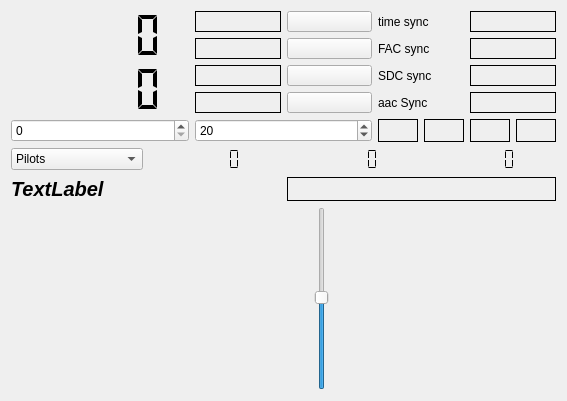
JvanKatwijk/drm-receiver, file the-decoder/drmdecoder.ui: the form before one commit.
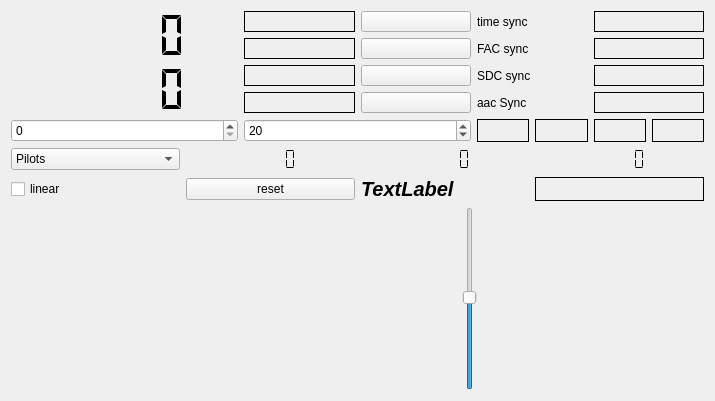
The form after the commit. Custom widgets are drawn as their Qt base class.

Diff of the .ui file:
```diff
--- a/the-decoder/drmdecoder.ui
+++ b/the-decoder/drmdecoder.ui
@@ -6,7 +6,7 @@
    <rect>
     <x>0</x>
     <y>0</y>
-    <width>567</width>
+    <width>715</width>
     <height>401</height>
    </rect>
   </property>
@@ -361,6 +361,20 @@
    </item>
    <item>
     <layout class="QHBoxLayout" name="horizontalLayout_2">
+     <item>
+      <widget class="QCheckBox" name="eqSelector">
+       <property name="text">
+        <string>linear</string>
+       </property>
+      </widget>
+     </item>
+     <item>
+      <widget class="QPushButton" name="resetButton">
+       <property name="text">
+        <string>reset</string>
+       </property>
+      </widget>
+     </item>
      <item>
       <widget class="QLabel" name="selectedService">
        <property name="font">
```
Left out of the diff: 7 changed lines with no effect on the pictures.
